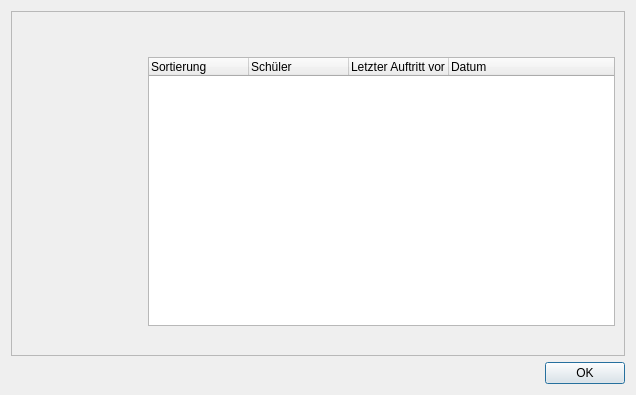
Above: src/gui/pupilslastrecital/pupilslastrecitalviewdialog.ui from doitux/qupil before the change. Below: the same form after it.
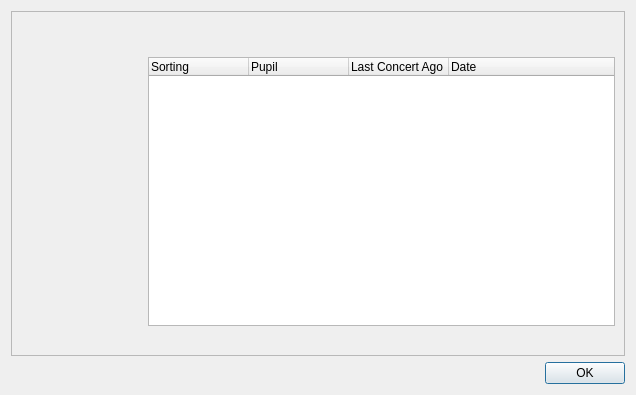
That is the form after the change. Icons and pictures are not drawn.

What changed in the file:
```diff
--- a/src/gui/pupilslastrecital/pupilslastrecitalviewdialog.ui
+++ b/src/gui/pupilslastrecital/pupilslastrecitalviewdialog.ui
@@ -107,22 +107,22 @@
           </property>
           <column>
            <property name="text">
-            <string>Sortierung</string>
+            <string>Sorting</string>
            </property>
           </column>
           <column>
            <property name="text">
-            <string>Schüler</string>
+            <string>Pupil</string>
            </property>
           </column>
           <column>
            <property name="text">
-            <string>Letzter Auftritt vor</string>
+            <string>Last Concert Ago</string>
            </property>
           </column>
           <column>
            <property name="text">
-            <string>Datum</string>
+            <string>Date</string>
            </property>
           </column>
           <column>
```
Left out of the diff: 2 changed lines with no effect on the pictures.
